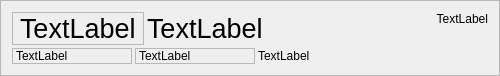
First picture: the form in strips/kontierungstrip.ui, repository qohelet/QtZeiterfassung, before the edit.
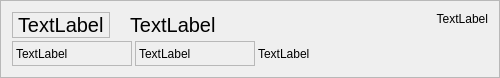
Second picture: the form after the edit.

Commit message: KontierenStrips now show projekt name

The edit to the form file:
```diff
--- a/strips/kontierungstrip.ui
+++ b/strips/kontierungstrip.ui
@@ -7,7 +7,7 @@
     <x>0</x>
     <y>0</y>
     <width>500</width>
-    <height>75</height>
+    <height>78</height>
    </rect>
   </property>
   <property name="windowTitle">
@@ -25,11 +25,14 @@
    </property>
    <item>
     <layout class="QHBoxLayout" name="horizontalLayout" stretch="0,1,0">
+     <property name="spacing">
+      <number>20</number>
+     </property>
      <item>
       <widget class="QLabel" name="labelTime">
        <property name="font">
         <font>
-         <pointsize>20</pointsize>
+         <pointsize>15</pointsize>
         </font>
        </property>
        <property name="frameShape">
@@ -47,7 +50,7 @@
       <widget class="QLabel" name="labelProjekt">
        <property name="font">
         <font>
-         <pointsize>20</pointsize>
+         <pointsize>15</pointsize>
         </font>
        </property>
        <property name="text">
```
The commit also changes 2 other files.
